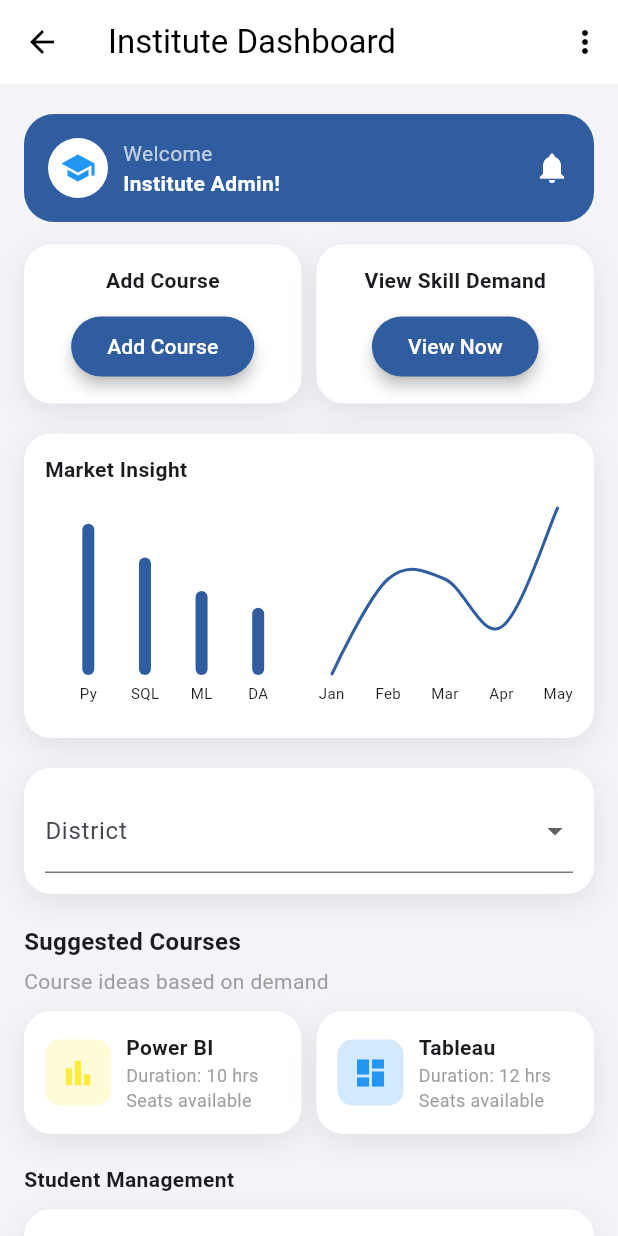
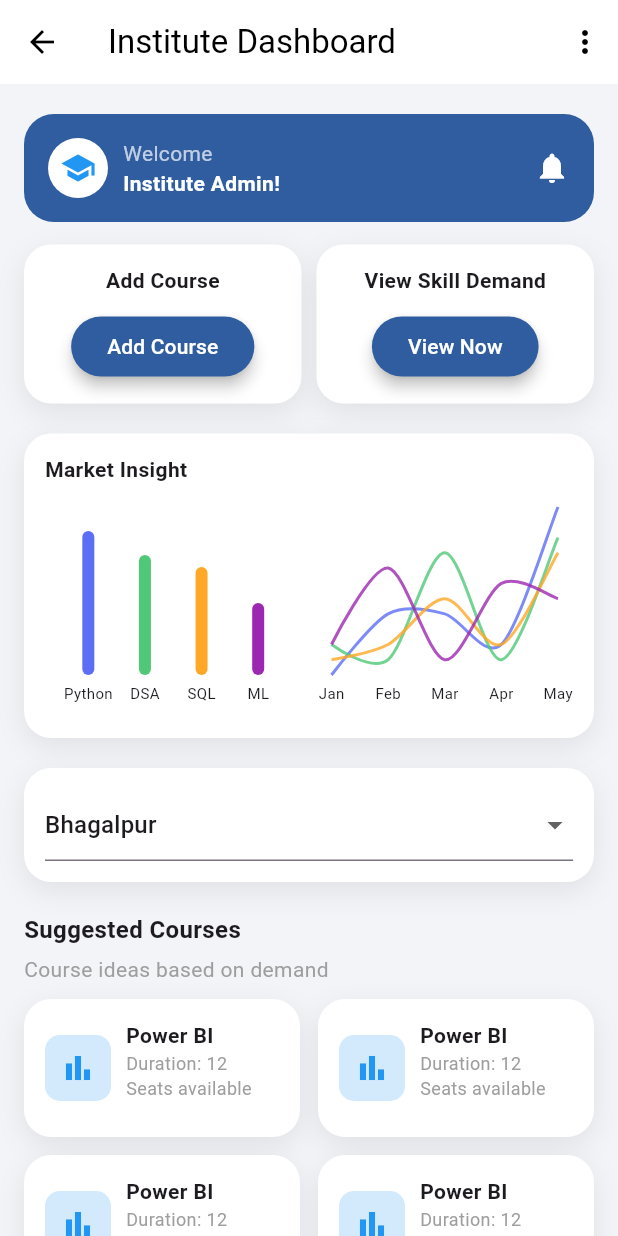
Before and after one commit to amarjeet-byte/flutter_app, a Flutter app: the InstituteDashboard screen opened directly, on a phone screen of 412 x 824 dp. Run offline on Flutter 3.47's test engine with Material 3 defaults, Android fonts, the phone set to English and light mode, and no system bars; drawn by our look-alikes of fl_chart.

Commit message:
updated code

```diff
--- a/lib/add_course.dart
+++ b/lib/add_course.dart
@@ -295,7 +295,7 @@ class _AddCoursePageState extends State<AddCoursePage> {
 
         child: isLoading
             ? const CircularProgressIndicator(color: Colors.white)
-            : const Text("Submit"),
+            : const Text("Submit", style: TextStyle(color: Colors.white),),
       ),
     );
   }
--- a/lib/app_data.dart
+++ b/lib/app_data.dart
@@ -2,12 +2,18 @@ import 'package:flutter/cupertino.dart';
 
 class AppState extends ChangeNotifier {
   List<String> districtList = [
-    "Araria", "Arwal", "Aurangabad", "Banka", "Begusarai","Bhagalpur", "Bhojpur",
-    "Buxur", "Darbhanga", "Motihari", "Gaya", "Gopalganj", "Jamui", "Jehanabad",
+    "Araria", "Arwal", "Aurangabad", "Banka", "Begusarai", "Bettiah","Bhagalpur", "Bhojpur",
+    "Buxur", "Darbhanga", "Gaya", "Gopalganj", "Jamui", "Jehanabad",
     "Kaimur", "Katihar", "Khagaria", "Kishanganj", "Lakhisarai", "Madhepura",
-    "Madhubani", "Munger", "Muzaffarpur", "Nalanda", "Nawada", "Patna", "Purnia",
+    "Madhubani", "Motihari", "Munger", "Muzaffarpur", "Nalanda", "Nawada", "Patna", "Purnia",
     "Rohtas", "Saharsa", "Samastipur", "Saran", "Sheikhpura", "Sheohar","Sitamarhi",
-    "Siwan", "Supaul", "Vaishali", "Bettiah",
+    "Siwan", "Supaul", "Vaishali",
   ];
 
+
+  String district = "Bhagalpur";
+  void setDistrict(String newDistrict) {
+  district = newDistrict;
+  notifyListeners();
+  }
 }
--- a/lib/institute_dashboard.dart
+++ b/lib/institute_dashboard.dart
@@ -1,8 +1,105 @@
+import 'dart:core';
+
 import 'package:flutter/material.dart';
 import 'package:fl_chart/fl_chart.dart';
+import 'package:provider/provider.dart';
+import 'package:untitled_today/add_course.dart';
+import 'package:untitled_today/view_skill_demand.dart';
+import 'app_data.dart';
+
+
+
+
+
+////// Yaha JSON se data lenge 'BarChart' ke liye //////
+
+final data = {
+  "Python": 120,
+  "DSA": 100,
+  "SQL": 90,
+  "ML": 60,
+  "DA": 40,
+};
+
+////// Ab Data ke value ke anusaar isse decending order me sort kareenge //////
+final sorted = data.entries.toList()
+  ..sort((a, b) => b.value.compareTo(a.value));
+
+////// Ab top4 value ko alag kar lenge //////
+final top4 = sorted.take(4).toList();
+
+
+final skillTrends = {
+  "Python": [10, 50, 50, 30, 120],
+  "DSA": [30, 20, 90, 20, 100],
+  "SQL": [20, 30, 60, 30, 90],
+  "ML": [30, 80, 20, 70, 60],
+};
+
+final skills = {
+  for (var e in top4)
+    e.key: skillTrends[e.key] ?? [0, 0, 0, 0, 0],
+};
+
+Color _getColor(int index) {
+  switch (index) {
+    case 0: return Color(0xff5b6ef5);
+    case 1: return Color(0xff50c878);
+    case 2: return Color(0xffffa726);
+    case 3: return Color(0xff9c27b0);
+    default: return Colors.grey;
+  }
+}
+
+////// Declaring class for '_courseCard()' //////
+class SuggestedCourse {
+  final IconData iconName;
+  final String title;
+  final String duration;
+  final bool seatsAvailability;
+  final Color color;
+
+  SuggestedCourse({required this.iconName, required this.title, required this.duration, required this.color,required this.seatsAvailability});
+
+}
+
+
+
+
+
+////// Creating a list to store 'class SuggestedCourse()' data //////
+////// Issi list me backend ke data ko store karenge //////
+List<SuggestedCourse> suggestedCourses = [
+  SuggestedCourse(iconName: Icons.bar_chart, title: "Power BI", duration: "12", color: Colors.blue, seatsAvailability: true),
+  SuggestedCourse(iconName: Icons.bar_chart, title: "Power BI", duration: "12", color: Colors.blue, seatsAvailability: true),
+  SuggestedCourse(iconName: Icons.bar_chart, title: "Power BI", duration: "12", color: Colors.blue, seatsAvailability: true),
+  SuggestedCourse(iconName: Icons.bar_chart, title: "Power BI", duration: "12", color: Colors.blue, seatsAvailability: true),
+];
+
+////// Declaring class for '_studentCard()' //////
+class Student{
+  final String name;
+  final String qualification;
+  final double matchPercent;
+  final String districtEntered;
+  Student({required this.name, required this.qualification, required this.matchPercent, required this.districtEntered});
+}
+
+////// Creating a list to store 'class Student' data //////
+////// Yahi pe data ko preference ke hisaab se add kiya jaayega //////
+List<Student> students = [
+  Student(name:"Amarjeet", qualification: 'Web Developer', matchPercent: 80, districtEntered:"Patna"),
+  Student(name:"Rajneesh", qualification: 'App Developer', matchPercent: 85, districtEntered:"Begusarai"),
+  Student(name:"Yuvraj", qualification: 'Game Developer', matchPercent: 70, districtEntered:"Begusarai"),
+  Student(name:"Yuvraj", qualification: 'Game Developer', matchPercent: 70, districtEntered:"Begusarai"),
+
+];
+
 
 class InstituteDashboard extends StatelessWidget {
   const InstituteDashboard({super.key});
+
+
 
   @override
   Widget build(BuildContext context) {
@@ -35,9 +132,9 @@ class InstituteDashboard extends StatelessWidget {
 
               Row(
                 children: [
-                  Expanded(child: _actionCard("Add Course", "Add Course")),
+                  Expanded(child: _actionCard(context,"Add Course", "Add Course")),
                   const SizedBox(width: 10),
-                  Expanded(child: _actionCard("View Skill Demand", "View Now")),
+                  Expanded(child: _actionCard(context,"View Skill Demand", "View Now")),
                 ],
               ),
 
@@ -47,7 +144,7 @@ class InstituteDashboard extends StatelessWidget {
 
               const SizedBox(height: 20),
 
-              _dropdownCard(),
+              _dropdownCard(context),
 
               const SizedBox(height: 20),
 
@@ -59,11 +156,20 @@ class InstituteDashboard extends StatelessWidget {
 
               const SizedBox(height: 10),
 
-              Row(
+              GridView.count(
+                crossAxisCount: 2,
+                crossAxisSpacing: 12,
+                mainAxisSpacing: 12,
+                childAspectRatio: 2.0,
+                shrinkWrap: true,
+                physics: NeverScrollableScrollPhysics(),
                 children: [
-                  Expanded(child: _courseCard("Power BI", "10 hrs", Icons.bar_chart, Colors.yellow)),
-                  const SizedBox(width: 10),
-                  Expanded(child: _courseCard("Tableau", "12 hrs", Icons.dashboard, Colors.blue)),
+                  ...List.generate(suggestedCourses.length,
+                          (i) => _courseCard(suggestedCourses[i].title, suggestedCourses[i].duration, suggestedCourses[i].iconName, suggestedCourses[i].color,suggestedCourses[i].seatsAvailability),
+                      ),
+                  // Expanded(child: _courseCard("Power BI", "10 hrs", Icons.bar_chart, Colors.yellow)),
+                  // const SizedBox(width: 10),
+                  // Expanded(child: _courseCard("Tableau", "12 hrs", Icons.dashboard, Colors.blue)),
                 ],
               ),
 
@@ -73,7 +179,7 @@ class InstituteDashboard extends StatelessWidget {
                   style: TextStyle(fontWeight: FontWeight.bold)),
               const SizedBox(height: 10),
 
-              ...List.generate(3, (i) => _studentCard()),
+              ...List.generate(students.length, (i) => _studentCard(students[i].name, students[i].qualification, students[i].matchPercent, students[i].districtEntered)),
 
               const SizedBox(height: 20),
 
@@ -116,14 +222,19 @@ class InstituteDashboard extends StatelessWidget {
   }
 
   /// ACTION CARD
-  Widget _actionCard(String title, String btn) {
+  Widget _actionCard(BuildContext context, String title, String btn) {
     return _card(
       child: Column(
         children: [
           Text(title, style: const TextStyle(fontWeight: FontWeight.bold)),
           const SizedBox(height: 10),
           ElevatedButton(
-            onPressed: () {},
+            onPressed: () {
+              Navigator.push(
+                context,
+                MaterialPageRoute(builder: (context) => title == "Add Course" ? AddCoursePage(): ViewSkillDemandPage()),
+              );
+            },
             style: ElevatedButton.styleFrom(
               backgroundColor: const Color(0xFF2F5D9F),
               foregroundColor: Colors.white,
@@ -141,6 +252,8 @@ class InstituteDashboard extends StatelessWidget {
 
   /// CHART SECTION (FINAL POLISH)
   Widget _insightCard() {
+    final max = top4
+        .map((e) => e.value).reduce((a, b) => a > b ? a : b);
     return _card(
       child: Column(
         crossAxisAlignment: CrossAxisAlignment.start,
@@ -161,13 +274,21 @@ class InstituteDashboard extends StatelessWidget {
                   child: Padding(
                     padding: const EdgeInsets.symmetric(horizontal: 10),
                     child: BarChart(
+
                       BarChartData(
                         alignment: BarChartAlignment.spaceAround,
-                        maxY: 200,
+                        barTouchData: BarTouchData(
+                          touchTooltipData: BarTouchTooltipData(
+                            tooltipBgColor: Colors.black26.withOpacity(0.4),
+                            tooltipPadding: EdgeInsets.all(8),
+                            tooltipMargin: 8,
+                          ),
+                        ),
+
+                        maxY: max + 20,
                         groupsSpace: 20,
                         gridData: FlGridData(show: false),
                         borderData: FlBorderData(show: false),
-
                         titlesData: FlTitlesData(
                           leftTitles: AxisTitles(sideTitles: SideTitles(showTitles: false)),
                           rightTitles: AxisTitles(sideTitles: SideTitles(showTitles: false)),
@@ -177,30 +298,26 @@ class InstituteDashboard extends StatelessWidget {
                             sideTitles: SideTitles(
                               showTitles: true,
                               reservedSize: 28,
-                              getTitlesWidget: (value, meta) {
-                                switch (value.toInt()) {
-                                  case 0:
-                                    return _label("Py");
-                                  case 1:
-                                    return _label("SQL");
-                                  case 2:
-                                    return _label("ML");
-                                  case 3:
-                                    return _label("DA");
-                                  default:
-                                    return const SizedBox();
+                              getTitlesWidget: (value, TitleMeta) {
+                                final index =  value.toInt();
+
+                                if (index >= 0 && index < top4.length) {
+                                  return _label(top4[index].key);
                                 }
-                              },
+                                return const SizedBox();
+                              }
                             ),
                           ),
                         ),
 
-                        barGroups: [
-                          _barData(0, 180),
-                          _barData(1, 140),
-                          _barData(2, 100),
-                          _barData(3, 80),
-                        ],
+                        barGroups: top4.asMap().entries.map((e) {
+                          final index = e.key;
+                          final entry = e.value;
+                          return _barData(
+                            index,
+                            entry.value.toDouble(),
+                          );
+                        }).toList(),
                       ),
                     ),
                   ),
@@ -249,20 +366,21 @@ class InstituteDashboard extends StatelessWidget {
                           ),
                         ),
 
-                        lineBarsData: [
-                          LineChartBarData(
+                        lineBarsData: skills.entries.map((entry) {
+                          final index = skills.keys.toList().indexOf(entry.key);
+                          return LineChartBarData(
                             isCurved: true,
-                            spots: const [
-                              FlSpot(0, 10),
-                              FlSpot(1, 50),
-                              FlSpot(2, 50),
-                              FlSpot(3, 30),
-                              FlSpot(4, 80),
-                            ],
-                            color: const Color(0xFF2F5D9F),
+                            curveSmoothness: 0.3,
+                            color: _getColor(index).withOpacity(0.8),
+                            barWidth: 2,
+
+                            spots: entry.value.asMap().entries.map((e) {
+                              return FlSpot(e.key.toDouble(), e.value.toDouble());
+                            }).toList(),
+
                             dotData: FlDotData(show: false),
-                          )
-                        ],
+                          );
+                        }).toList(),
                       ),
                     ),
                   ),
@@ -289,7 +407,7 @@ class InstituteDashboard extends StatelessWidget {
         BarChartRodData(
           toY: y,
           width: 8,
-          color: const Color(0xFF2F5D9F),
+          color: _getColor(x),
           borderRadius: BorderRadius.circular(4),
         ),
       ],
@@ -297,7 +415,7 @@ class InstituteDashboard extends StatelessWidget {
   }
 
   /// COURSE CARD
-  Widget _courseCard(String title, String duration, IconData icon, Color color) {
+  Widget _courseCard(String title, String duration, IconData icon, Color color, bool isSeatAvailable) {
     return _card(
       child: Row(
         children: [
@@ -316,8 +434,10 @@ class InstituteDashboard extends StatelessWidget {
               Text(title, style: const TextStyle(fontWeight: FontWeight.bold)),
               Text("Duration: $duration",
                   style: const TextStyle(color: Colors.grey, fontSize: 12)),
-              const Text("Seats available",
-                  style: TextStyle(color: Colors.grey, fontSize: 12)),
+              Text(
+                  isSeatAvailable ? "Seats available" : "Seats not available",
+                  style: TextStyle(color: Colors.grey, fontSize: 12)
+              ),
             ],
           )
         ],
@@ -326,7 +446,7 @@ class InstituteDashboard extends StatelessWidget {
   }
 
   /// STUDENT CARD
-  Widget _studentCard() {
+  Widget _studentCard(String _name, String _qualification, double _matchPercent, String _districtEntered) {
     return Container(
       margin: const EdgeInsets.only(bottom: 10),
       child: _card(
@@ -334,15 +454,15 @@ class InstituteDashboard extends StatelessWidget {
           children: [
             const CircleAvatar(child: Icon(Icons.person)),
             const SizedBox(width: 10),
-            const Expanded(
+            Expanded(
               child: Column(
                 crossAxisAlignment: CrossAxisAlignment.start,
                 children: [
-                  Text("Amarjeet Kumar",
+                  Text("$_name",
                       style: TextStyle(fontWeight: FontWeight.w500, letterSpacing: 0.5)),
-                  Text("Advanced Data Analytics",
+                  Text("$_qualification",
                       style: TextStyle(color: Colors.grey)),
-                  Text("Bhagalpur",
+                  Text("$_districtEntered",
                       style: TextStyle(color: Colors.grey)),
                 ],
               ),
@@ -350,11 +470,11 @@ class InstituteDashboard extends StatelessWidget {
             Container(
               padding: const EdgeInsets.all(6),
               decoration: BoxDecoration(
-                color: Colors.green,
+                color: (_matchPercent >= 80) ? Colors.green : (_matchPercent >= 60 && _matchPercent < 80 ? Colors.orange : Colors.red),
                 borderRadius: BorderRadius.circular(6),
               ),
-              child: const Text("90%",
-                  style: TextStyle(color: Colors.white)),
+              child: Text("$_matchPercent%",
+                  style: const TextStyle(color: Colors.white)),
             )
           ],
         ),
@@ -363,14 +483,17 @@ class InstituteDashboard extends StatelessWidget {
   }
 
   /// DROPDOWN
-  Widget _dropdownCard() {
+  Widget _dropdownCard(BuildContext context) {
     return _card(
       child: DropdownButtonFormField(
-        items: const [
-          DropdownMenuItem(value: "Bhagalpur", child: Text("Bhagalpur")),
-        ],
-        onChanged: (v) {},
-        decoration: const InputDecoration(labelText: "District"),
+        value: context.watch<AppState>().district,
+        items: context.watch<AppState>().districtList.map((d) => DropdownMenuItem(
+          value: d,
+          child: Text(d),
+        )).toList(),
+        onChanged: (value) {
+          context.read<AppState>().setDistrict(value!);
+        },
       ),
     );
   }
--- a/lib/practice/practice.dart
+++ b/lib/practice/practice.dart
@@ -0,0 +1,19 @@
+
+class Student {
+   String name;
+   int age;
+   Student({required this.name, required this.age});
+}
+
+List<Student> students = [
+  Student(name: "Rakesh", age: 20),
+  Student(name: "Ratnesh", age: 40),
+  Student(name: "Mahesh", age: 16),
+  Student(name: "Ganesh", age: 12),
+];
+
+List<Student> reduceStudents = [];
+void main() {
+  reduceStudents = students.where((e) => e.age >= 18 ).toList();
+  print(reduceStudents.length);
+}
```
Also changed, not shown: lib/company_dashboard_page.dart (+29 -13 lines), lib/main.dart (+7 -8 lines), lib/view_skill_demand.dart (+11 -7 lines), lib/practice/main.dart (added).
